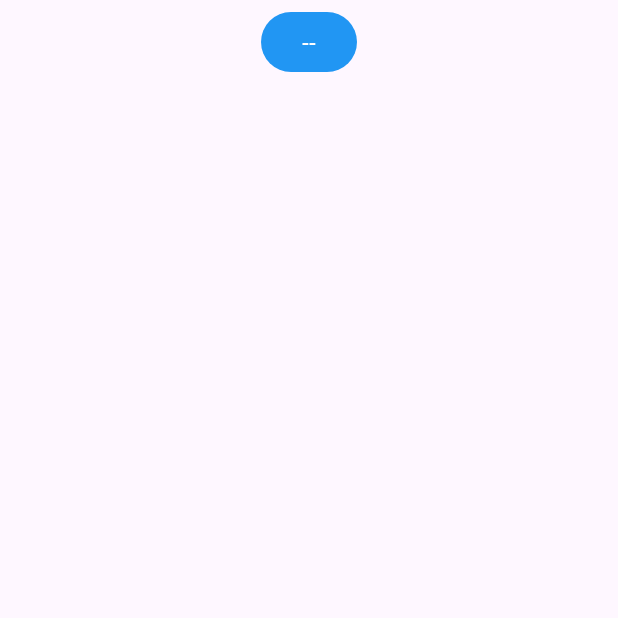
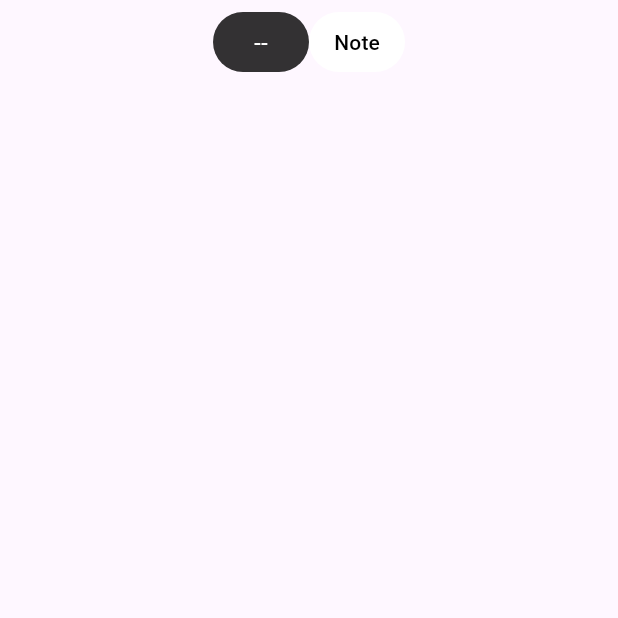
Before and after one commit to shelbyetienne-compsci/Shelby-Bible-App, a Flutter app: the screen it shows after launch, on a phone screen of 412 x 824 dp, the top half of it. Run offline on Flutter 3.47's test engine with Material 3 defaults, Android fonts, the phone set to English and light mode, and no system bars; our stand-ins replace flutter_riverpod, go_router, shared_preferences, sqflite; accounts and stored records are empty.

Commit message:
Add Notes Feature - filter chips, edit notes page, last state stuff with preferences. All I need is the all notes page. And that feature is complete

```diff
--- /dev/null
+++ b/lib/controllers/page_filter_controller.dart
@@ -0,0 +1,63 @@
+import 'package:flutter_riverpod/flutter_riverpod.dart';
+import 'package:se_bible_project/helper.dart';
+
+abstract class FilterItem {
+  final String id;
+
+  const FilterItem({required this.id});
+}
+
+class ReaderItem extends FilterItem {
+  const ReaderItem({super.id = 'reader'});
+}
+
+class NoteItem extends FilterItem {
+  const NoteItem({super.id = 'notes'});
+}
+
+const List<FilterItem> _items = [ReaderItem(), NoteItem()];
+
+class ReaderAndNoteFilterState extends State {
+  final List<FilterItem> items;
+  final FilterItem? selected;
+
+  ReaderAndNoteFilterState({
+    required this.items,
+    this.selected,
+  });
+
+  ReaderAndNoteFilterState copyWith({FilterItem? selected}) =>
+      ReaderAndNoteFilterState(
+        items: items,
+        selected: selected ?? this.selected,
+      );
+
+  @override
+  bool operator ==(Object other) =>
+      identical(this, other) ||
+      other is ReaderAndNoteFilterState &&
+          runtimeType == other.runtimeType &&
+          items == other.items &&
+          selected == other.selected;
+
+  @override
+  int get hashCode => items.hashCode ^ selected.hashCode;
+}
+
+class ReaderAndNoteFilterController
+    extends Controller<ReaderAndNoteFilterState> {
+  ReaderAndNoteFilterController(super.state) {
+    state = state.copyWith(selected: _items.first);
+  }
+
+  void selectItem(FilterItem item) {
+    state = state.copyWith(selected: item);
+  }
+}
+
+final readerAndNoteFilterProvider = StateNotifierProvider<
+    ReaderAndNoteFilterController, ReaderAndNoteFilterState>(
+  (ref) => ReaderAndNoteFilterController(
+    ReaderAndNoteFilterState(items: _items),
+  ),
+);
--- a/lib/routes.dart
+++ b/lib/routes.dart
@@ -1,5 +1,5 @@
 import 'package:go_router/go_router.dart';
-import 'package:se_bible_project/ui/reader_page_widget.dart';
+import 'package:se_bible_project/ui/study_page_widget.dart';
 
 final router = GoRouter(
   initialLocation: '/',
@@ -7,7 +7,7 @@ final router = GoRouter(
     GoRoute(
       name: 'reader',
       path: '/',
-      builder: (context, state) => const BibleReaderPageWidget(),
+      builder: (context, state) => const StudyPageWidget(),
     ),
   ],
 );
--- a/lib/ui/book_button_widget.dart
+++ b/lib/ui/book_button_widget.dart
@@ -4,30 +4,23 @@ import 'package:se_bible_project/controllers/chapter_controller.dart';
 import 'package:se_bible_project/models/book.dart';
 import 'package:se_bible_project/ui/chapter_selecting_widgets.dart';
 
-class BookButtonWidget extends ConsumerStatefulWidget {
-  const BookButtonWidget({Key? key}) : super(key: key);
+class BookButtonWidget extends ConsumerWidget {
+  final bool isSelected;
+  final Function()? selectFilter;
+
+  const BookButtonWidget({
+    required this.isSelected,
+    this.selectFilter,
+    super.key,
+  });
 
   @override
-  ConsumerState<BookButtonWidget> createState() => _BookButtonWidgetState();
-}
-
-class _BookButtonWidgetState extends ConsumerState<BookButtonWidget> {
-  @override
-  void initState() {
-    super.initState();
-  }
-
-  @override
-  void dispose() {
-    super.dispose();
-  }
-
-  @override
-  Widget build(BuildContext context) {
+  Widget build(BuildContext context, WidgetRef ref) {
     final chapterState =
         ref.watch(chapterStateNotifierProvider(Testaments.allBooks));
     return TextButton(
-      onPressed: () {
+      onPressed: selectFilter ??
+          () {
             showModalBottomSheet(
               context: context,
               isScrollControlled: true,
@@ -46,14 +39,15 @@ class _BookButtonWidgetState extends ConsumerState<BookButtonWidget> {
           },
       style: ButtonStyle(
         backgroundColor: MaterialStateProperty.all(
-        Colors.blue,
-      )),
+          isSelected ? Colors.black.withOpacity(0.8) : Colors.white,
+        ),
+      ),
       child: Text(
         chapterState.books.isEmpty
             ? '--'
             : chapterState.books[chapterState.currentBook].name,
-        style: const TextStyle(
-          color: Colors.white,
+        style: TextStyle(
+          color: isSelected ? Colors.white : Colors.black,
         ),
       ),
     );
--- a/lib/ui/reader_page_widget.dart
+++ b/lib/ui/reader_page_widget.dart
@@ -1,72 +1,26 @@
 import 'package:flutter/material.dart';
 import 'package:flutter_riverpod/flutter_riverpod.dart';
 import 'package:se_bible_project/controllers/chapter_controller.dart';
-import 'package:se_bible_project/ui/book_button_widget.dart';
 import 'package:se_bible_project/ui/reader_list_widget.dart';
 
 import '../models/book.dart';
 
-class BibleReaderPageWidget extends ConsumerStatefulWidget {
-  const BibleReaderPageWidget({Key? key}) : super(key: key);
+class BibleReaderWidget extends ConsumerWidget {
+  const BibleReaderWidget({super.key});
 
   @override
-  ConsumerState<BibleReaderPageWidget> createState() => _BibleReaderPageState();
-}
-
-class _BibleReaderPageState extends ConsumerState<BibleReaderPageWidget> {
-  @override
-  void initState() {
-    super.initState();
-  }
-
-  @override
-  void dispose() {
-    super.dispose();
-  }
-
-  @override
-  Widget build(BuildContext context) {
+  Widget build(BuildContext context, WidgetRef ref) {
     final chapterState =
         ref.watch(chapterStateNotifierProvider(Testaments.allBooks));
     final chapterController =
         ref.read(chapterStateNotifierProvider(Testaments.allBooks).notifier);
-    return Scaffold(
-      body: Column(
-        children: [
-          const TopBarWidget(),
-          Expanded(
-            child: GestureDetector(
-              onHorizontalDragEnd: (details) async {
-                await chapterController.swipes(details);
-              },
-              child: BibleReaderListWidget(
-                chapterState: chapterState,
-              ),
-            ),
-          ),
-        ],
+    return GestureDetector(
+      onHorizontalDragEnd: (details) async {
+        await chapterController.swipes(details);
+      },
+      child: BibleReaderListWidget(
+        chapterState: chapterState,
       ),
     );
   }
 }
-
-class TopBarWidget extends StatelessWidget {
-  const TopBarWidget({super.key});
-
-  @override
-  Widget build(BuildContext context) {
-    return Padding(
-      padding: EdgeInsets.only(top: MediaQuery.paddingOf(context).top),
-      child: const SizedBox(
-        height: 56,
-        child: Row(
-          mainAxisAlignment: MainAxisAlignment.center,
-          children: [
-            BookButtonWidget(),
-            // NOTES coming soon
-          ],
-        ),
-      ),
-    );
-  }
-}
--- /dev/null
+++ b/lib/ui/study_page_widget.dart
@@ -0,0 +1,41 @@
+import 'package:flutter/material.dart';
+import 'package:flutter_riverpod/flutter_riverpod.dart';
+import 'package:se_bible_project/controllers/page_filter_controller.dart';
+import 'package:se_bible_project/ui/edit_note_widget.dart';
+import 'package:se_bible_project/ui/reader_page_widget.dart';
+import 'package:se_bible_project/ui/study_topbar_widget.dart';
+
+import '../databases/note_db.dart';
+
+class StudyPageWidget extends ConsumerWidget {
+  const StudyPageWidget({super.key});
+
+  @override
+  Widget build(BuildContext context, WidgetRef ref) {
+    final currentItem = ref.watch(readerAndNoteFilterProvider);
+    return Scaffold(
+      appBar: AppBar(
+        title: const StudyTopBarWidget(),
+        centerTitle: true,
+        automaticallyImplyLeading: false,
+      ),
+      body: currentItem.selected.runtimeType == ReaderItem
+          ? const BibleReaderWidget()
+          : FutureBuilder<List<Notes>?>(
+              future: ref.read(notesTableProvider).read(),
+              builder:
+                  (BuildContext context, AsyncSnapshot<List<Notes>?> snapshot) {
+                if (snapshot.connectionState == ConnectionState.waiting) {
+                  return const CircularProgressIndicator();
+                } else if (snapshot.hasError) {
+                  return Center(child: Text(snapshot.error.toString()));
+                } else {
+                  return EditNoteWidget(
+                    note: snapshot.data?.last,
+                  );
+                }
+              },
+            ),
+    );
+  }
+}
--- /dev/null
+++ b/lib/ui/study_topbar_widget.dart
@@ -0,0 +1,56 @@
+import 'package:flutter/material.dart';
+import 'package:flutter_riverpod/flutter_riverpod.dart';
+import 'package:se_bible_project/controllers/page_filter_controller.dart';
+import 'package:se_bible_project/ui/book_button_widget.dart';
+
+class StudyTopBarWidget extends ConsumerWidget {
+  const StudyTopBarWidget({super.key});
+
+  @override
+  Widget build(BuildContext context, WidgetRef ref) {
+    final filters = ref.watch(readerAndNoteFilterProvider);
+    final controller = ref.read(readerAndNoteFilterProvider.notifier);
+    return Padding(
+      padding: EdgeInsets.only(top: MediaQuery.paddingOf(context).top),
+      child: SizedBox(
+        height: 56,
+        child: Row(
+          mainAxisAlignment: MainAxisAlignment.center,
+          children: filters.items.map((item) {
+            if (item.runtimeType == ReaderItem) {
+              return BookButtonWidget(
+                selectFilter: item.id != filters.selected?.id
+                    ? () {
+                        controller.selectItem(item);
+                      }
+                    : null,
+                isSelected: item.id == filters.selected?.id,
+              );
+            } else {
+              return TextButton(
+                onPressed: () {
+                  controller.selectItem(item);
+                },
+                style: ButtonStyle(
+                  backgroundColor: MaterialStateProperty.all(
+                    item.id == filters.selected?.id
+                        ? Colors.black.withOpacity(0.8)
+                        : Colors.white,
+                  ),
+                ),
+                child: Text(
+                  'Note',
+                  style: TextStyle(
+                    color: item.id == filters.selected?.id
+                        ? Colors.white
+                        : Colors.black,
+                  ),
+                ),
+              );
+            }
+          }).toList(),
+        ),
+      ),
+    );
+  }
+}
--- a/pubspec.yaml
+++ b/pubspec.yaml
@@ -19,6 +19,7 @@ dependencies:
   envied: ^0.5.4+1
   sqflite: ^2.3.3
   path: any
+  shared_preferences: ^2.2.3
 
 dev_dependencies:
   flutter_test:
```
Also changed, not shown: lib/controllers/chapter_controller.dart (+31 -9 lines), lib/databases/database.dart (+12 -1 lines), lib/databases/highlight_db.dart (+31 -28 lines), lib/databases/note_db.dart (added, +109 -0 lines), lib/main.dart (+6 -23 lines), lib/ui/edit_note_widget.dart (added, +66 -0 lines), lib/ui/notes_page_widget.dart (added, +20 -0 lines), lib/ui/reader_list_widget.dart (+35 -0 lines), pubspec.lock, 2 other files. Lines whose indentation alone changed are shown as unchanged.
